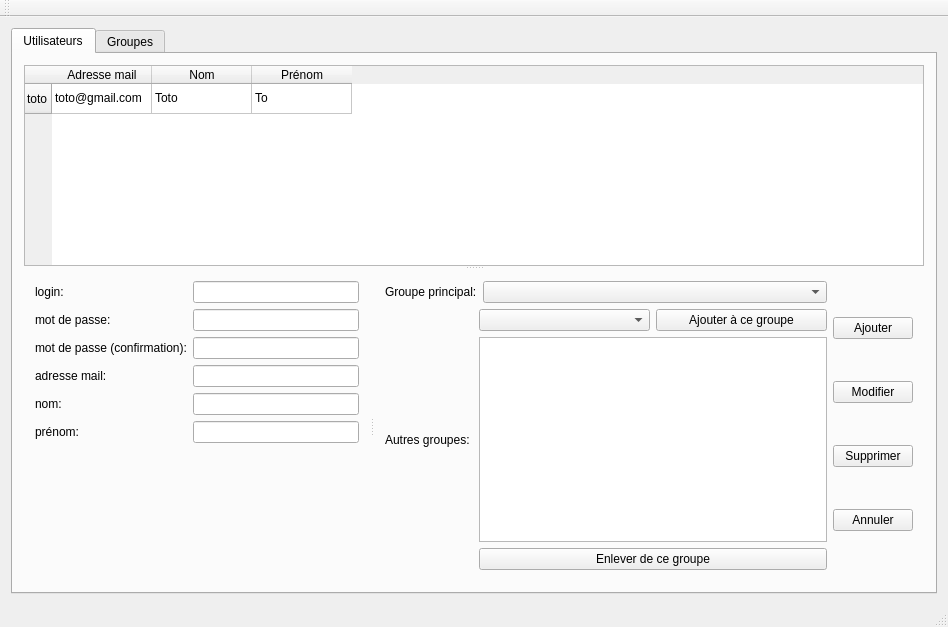
Kahel3352/qtGestionUtilisateurs, file mainwindow.ui: the form before one commit.
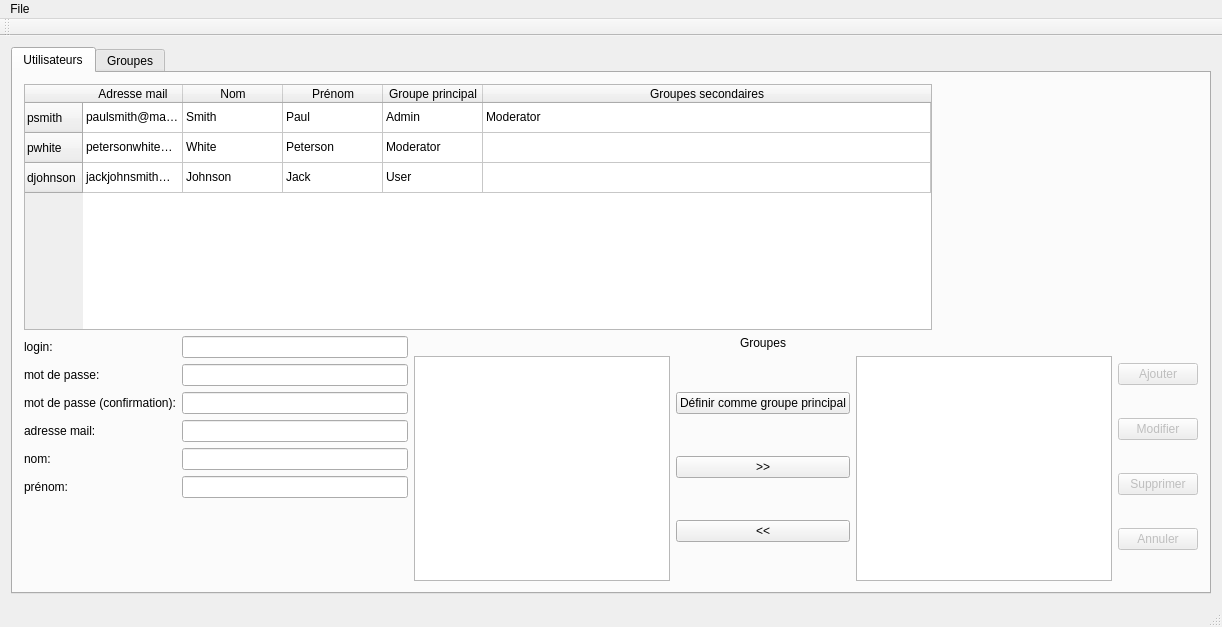
The form after the commit. The open tabs and pages were chosen to show the change. Icons and pictures are not drawn.

What changed in the file:
```diff
--- a/mainwindow.ui
+++ b/mainwindow.ui
@@ -6,7 +6,7 @@
    <rect>
     <x>0</x>
     <y>0</y>
-    <width>948</width>
+    <width>1218</width>
     <height>627</height>
    </rect>
   </property>
@@ -14,9 +14,15 @@
    <string>MainWindow</string>
   </property>
   <widget class="QWidget" name="centralWidget">
-   <layout class="QVBoxLayout" name="verticalLayout_3">
+   <layout class="QHBoxLayout" name="horizontalLayout_2">
     <item>
      <widget class="QTabWidget" name="tabWidget">
+      <property name="minimumSize">
+       <size>
+        <width>1200</width>
+        <height>0</height>
+       </size>
+      </property>
       <property name="currentIndex">
        <number>0</number>
       </property>
@@ -26,11 +32,13 @@
        </attribute>
        <layout class="QVBoxLayout" name="verticalLayout_5">
         <item>
-         <widget class="QSplitter" name="splitter">
-          <property name="orientation">
-           <enum>Qt::Vertical</enum>
-          </property>
           <widget class="QTableWidget" name="tableUser">
+          <property name="maximumSize">
+           <size>
+            <width>908</width>
+            <height>16777215</height>
+           </size>
+          </property>
            <property name="editTriggers">
             <set>QAbstractItemView::NoEditTriggers</set>
            </property>
@@ -40,9 +48,31 @@
            <property name="selectionBehavior">
             <enum>QAbstractItemView::SelectRows</enum>
            </property>
+          <attribute name="horizontalHeaderCascadingSectionResizes">
+           <bool>false</bool>
+          </attribute>
+          <attribute name="horizontalHeaderShowSortIndicator" stdset="0">
+           <bool>false</bool>
+          </attribute>
+          <attribute name="horizontalHeaderStretchLastSection">
+           <bool>true</bool>
+          </attribute>
+          <attribute name="verticalHeaderStretchLastSection">
+           <bool>false</bool>
+          </attribute>
            <row>
             <property name="text">
-             <string>toto</string>
+            <string>psmith</string>
+           </property>
+          </row>
+          <row>
+           <property name="text">
+            <string>pwhite</string>
+           </property>
+          </row>
+          <row>
+           <property name="text">
+            <string>djohnson</string>
             </property>
            </row>
            <column>
@@ -60,185 +90,250 @@
              <string>Prénom</string>
             </property>
            </column>
+          <column>
+           <property name="text">
+            <string>Groupe principal</string>
+           </property>
+          </column>
+          <column>
+           <property name="text">
+            <string>Groupes secondaires</string>
+           </property>
+          </column>
            <item row="0" column="0">
             <property name="text">
-             <string>toto@gmail.com</string>
+            <string>paulsmith@mail.com</string>
             </property>
            </item>
            <item row="0" column="1">
             <property name="text">
-             <string>Toto</string>
+            <string>Smith</string>
             </property>
            </item>
            <item row="0" column="2">
             <property name="text">
-             <string>To</string>
-            </property>
-           </item>
-          </widget>
-          <widget class="QSplitter" name="userLayout">
-           <property name="orientation">
-            <enum>Qt::Horizontal</enum>
+            <string>Paul</string>
+           </property>
+          </item>
+          <item row="0" column="3">
+           <property name="text">
+            <string>Admin</string>
            </property>
-           <widget class="QWidget" name="layoutWidget_2">
-            <layout class="QFormLayout" name="userFormLayout">
-             <property name="fieldGrowthPolicy">
-              <enum>QFormLayout::AllNonFixedFieldsGrow</enum>
-             </property>
+          </item>
+          <item row="0" column="4">
+           <property name="text">
+            <string>Moderator</string>
+           </property>
+          </item>
              <item row="1" column="0">
+           <property name="text">
+            <string>petersonwhite@mail.com</string>
+           </property>
+          </item>
+          <item row="1" column="1">
+           <property name="text">
+            <string>White</string>
+           </property>
+          </item>
+          <item row="1" column="2">
+           <property name="text">
+            <string>Peterson</string>
+           </property>
+          </item>
+          <item row="1" column="3">
+           <property name="text">
+            <string>Moderator</string>
+           </property>
+          </item>
+          <item row="2" column="0">
+           <property name="text">
+            <string>jackjohnsmith@mail.com</string>
+           </property>
+          </item>
+          <item row="2" column="1">
+           <property name="text">
+            <string>Johnson</string>
+           </property>
+          </item>
+          <item row="2" column="2">
+           <property name="text">
+            <string>Jack</string>
+           </property>
+          </item>
+          <item row="2" column="3">
+           <property name="text">
+            <string>User</string>
+           </property>
+          </item>
+         </widget>
+        </item>
+        <item>
+         <layout class="QHBoxLayout" name="horizontalLayout_3">
+          <item>
+           <layout class="QFormLayout" name="formLayout">
+            <item row="0" column="0">
               <widget class="QLabel" name="label">
                <property name="text">
                 <string>login:</string>
                </property>
               </widget>
              </item>
-             <item row="1" column="1">
-              <widget class="QLineEdit" name="lineEdit"/>
-             </item>
-             <item row="2" column="0">
+            <item row="0" column="1">
+             <widget class="QLineEdit" name="lineEditLogin"/>
+            </item>
+            <item row="1" column="0">
               <widget class="QLabel" name="label_2">
                <property name="text">
                 <string>mot de passe:</string>
                </property>
               </widget>
              </item>
-             <item row="2" column="1">
-              <widget class="QLineEdit" name="lineEdit_6">
+            <item row="1" column="1">
+             <widget class="QLineEdit" name="lineEditMDP">
                <property name="echoMode">
                 <enum>QLineEdit::Password</enum>
                </property>
               </widget>
              </item>
-             <item row="3" column="0">
+            <item row="2" column="0">
               <widget class="QLabel" name="label_3">
                <property name="text">
                 <string>mot de passe (confirmation):</string>
                </property>
               </widget>
              </item>
-             <item row="3" column="1">
-              <widget class="QLineEdit" name="lineEdit_2">
+            <item row="2" column="1">
+             <widget class="QLineEdit" name="lineEditMDPConfirmation">
                <property name="echoMode">
                 <enum>QLineEdit::Password</enum>
                </property>
               </widget>
              </item>
-             <item row="4" column="0">
+            <item row="3" column="0">
               <widget class="QLabel" name="label_4">
                <property name="text">
                 <string>adresse mail:</string>
                </property>
               </widget>
              </item>
-             <item row="4" column="1">
-              <widget class="QLineEdit" name="lineEdit_3"/>
-             </item>
-             <item row="5" column="0">
+            <item row="3" column="1">
+             <widget class="QLineEdit" name="lineEditMail"/>
+            </item>
+            <item row="4" column="0">
               <widget class="QLabel" name="label_5">
                <property name="text">
                 <string>nom:</string>
                </property>
               </widget>
              </item>
-             <item row="5" column="1">
-              <widget class="QLineEdit" name="lineEdit_4"/>
-             </item>
-             <item row="6" column="0">
+            <item row="4" column="1">
+             <widget class="QLineEdit" name="lineEditNom"/>
+            </item>
+            <item row="5" column="0">
               <widget class="QLabel" name="label_6">
                <property name="text">
                 <string>prénom:</string>
                </property>
               </widget>
              </item>
-             <item row="6" column="1">
-              <widget class="QLineEdit" name="lineEdit_5"/>
-             </item>
-            </layout>
-           </widget>
-           <widget class="QWidget" name="">
-            <layout class="QHBoxLayout" name="horizontalLayout_4">
+            <item row="5" column="1">
+             <widget class="QLineEdit" name="lineEditPrenom"/>
+            </item>
+            <item row="6" column="0">
+             <widget class="QLabel" name="label_12">
+              <property name="text">
+               <string/>
+              </property>
+             </widget>
+            </item>
+           </layout>
+          </item>
              <item>
-              <layout class="QVBoxLayout" name="userGroupLayout">
+           <layout class="QVBoxLayout" name="verticalLayout">
                <item>
-                <layout class="QFormLayout" name="formLayout">
-                 <item row="0" column="0">
                   <widget class="QLabel" name="label_8">
                    <property name="text">
-                    <string>Groupe principal:</string>
-                   </property>
-                  </widget>
-                 </item>
-                 <item row="0" column="1">
-                  <widget class="QComboBox" name="comboBox"/>
-                 </item>
-                </layout>
+               <string>Groupes</string>
+              </property>
+              <property name="alignment">
+               <set>Qt::AlignCenter</set>
+              </property>
+             </widget>
+            </item>
+            <item>
+             <layout class="QHBoxLayout" name="horizontalLayout">
+              <item>
+               <widget class="QListWidget" name="userGroups1"/>
+              </item>
+              <item>
+               <layout class="QVBoxLayout" name="verticalLayout_3">
+                <item>
+                 <widget class="QPushButton" name="pushButtonSetToGroupePrincipal">
+                  <property name="text">
+                   <string>Définir comme groupe principal</string>
+                  </property>
+                 </widget>
                </item>
                <item>
-                <layout class="QHBoxLayout" name="horizontalLayout_3">
+                 <widget class="QPushButton" name="pushButtonUserAddGroup">
+                  <property name="text">
+                   <string>&gt;&gt;</string>
+                  </property>
+                 </widget>
+                </item>
                  <item>
-                  <widget class="QLabel" name="label_9">
+                 <widget class="QPushButton" name="pushButtonUserRemoveGroup">
                    <property name="text">
-                    <string>Autres groupes: </string>
-                   </property>
-                  </widget>
+                   <string>&lt;&lt;</string>
+                  </property>
+                 </widget>
+                </item>
+               </layout>
+              </item>
+              <item>
+               <widget class="QListWidget" name="userGroups2"/>
+              </item>
+             </layout>
+            </item>
+           </layout>
                  </item>
                  <item>
                   <layout class="QVBoxLayout" name="verticalLayout_2">
                    <item>
-                    <layout class="QHBoxLayout" name="horizontalLayout_2">
-                     <item>
-                      <widget class="QComboBox" name="comboBox_2"/>
-                     </item>
-                     <item>
-                      <widget class="QPushButton" name="pushButton_5">
-                       <property name="text">
-                        <string>Ajouter à ce groupe</string>
-                       </property>
-                      </widget>
-                     </item>
-                    </layout>
-                   </item>
-                   <item>
-                    <widget class="QListWidget" name="listWidget"/>
-                   </item>
-                   <item>
-                    <widget class="QPushButton" name="pushButton_6">
-                     <property name="text">
-                      <string>Enlever de ce groupe</string>
-                     </property>
-                    </widget>
-                   </item>
-                  </layout>
-                 </item>
-                </layout>
-               </item>
-              </layout>
-             </item>
-             <item>
-              <layout class="QVBoxLayout" name="userButtonLayout">
-               <item>
-                <widget class="QPushButton" name="pushButton">
+             <widget class="QPushButton" name="pushButtonAjouterUser">
+              <property name="enabled">
+               <bool>false</bool>
+              </property>
                  <property name="text">
                   <string>Ajouter</string>
                  </property>
                 </widget>
                </item>
                <item>
-                <widget class="QPushButton" name="pushButton_2">
+             <widget class="QPushButton" name="pushButtonModifierUser">
+              <property name="enabled">
+               <bool>false</bool>
+              </property>
                  <property name="text">
                   <string>Modifier</string>
                  </property>
                 </widget>
                </item>
                <item>
-                <widget class="QPushButton" name="pushButton_3">
+             <widget class="QPushButton" name="pushButtonSupprimerUser">
+              <property name="enabled">
+               <bool>false</bool>
+              </property>
                  <property name="text">
                   <string>Supprimer</string>
                  </property>
                 </widget>
                </item>
                <item>
-                <widget class="QPushButton" name="pushButton_4">
+             <widget class="QPushButton" name="pushButtonAnnulerUser">
+              <property name="enabled">
+               <bool>false</bool>
+              </property>
                  <property name="text">
                   <string>Annuler</string>
                  </property>
@@ -247,9 +342,6 @@
               </layout>
              </item>
             </layout>
-           </widget>
-          </widget>
-         </widget>
         </item>
        </layout>
       </widget>
@@ -348,10 +440,18 @@
     <rect>
      <x>0</x>
      <y>0</y>
-     <width>948</width>
+     <width>1218</width>
      <height>24</height>
     </rect>
    </property>
+   <widget class="QMenu" name="menuFile">
+    <property name="title">
+     <string>File</string>
+    </property>
+    <addaction name="action_Sauvegarde"/>
+    <addaction name="action_Ouvrir"/>
+   </widget>
+   <addaction name="menuFile"/>
   </widget>
   <widget class="QToolBar" name="mainToolBar">
    <attribute name="toolBarArea">
```
Left out of the diff: 145 changed lines with no effect on the pictures. Lines whose indentation alone changed are shown as unchanged.
